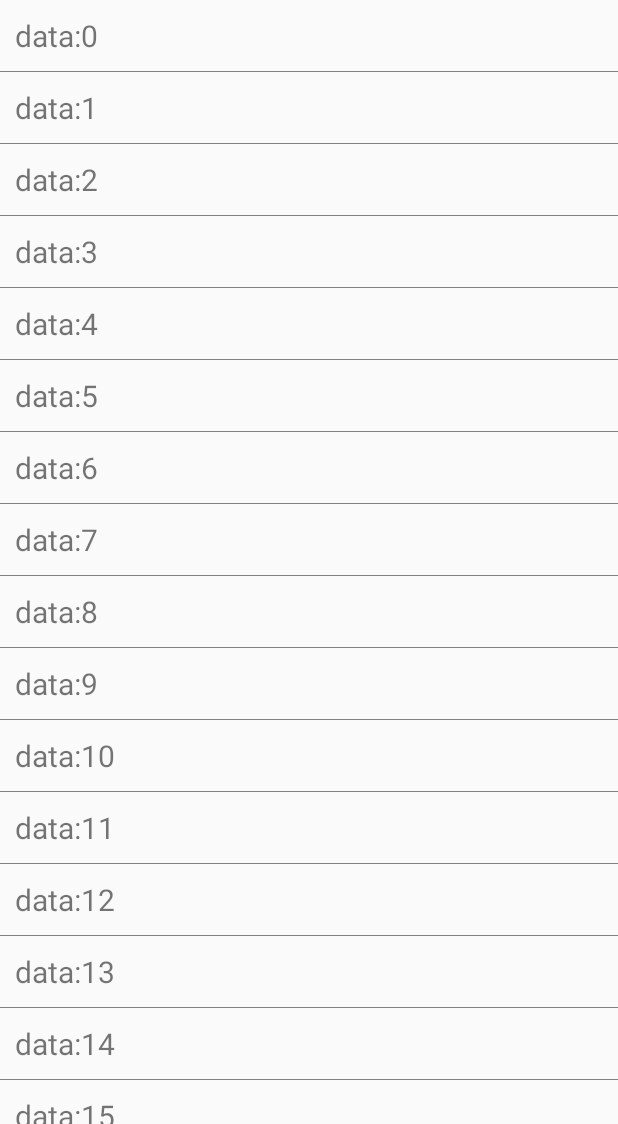
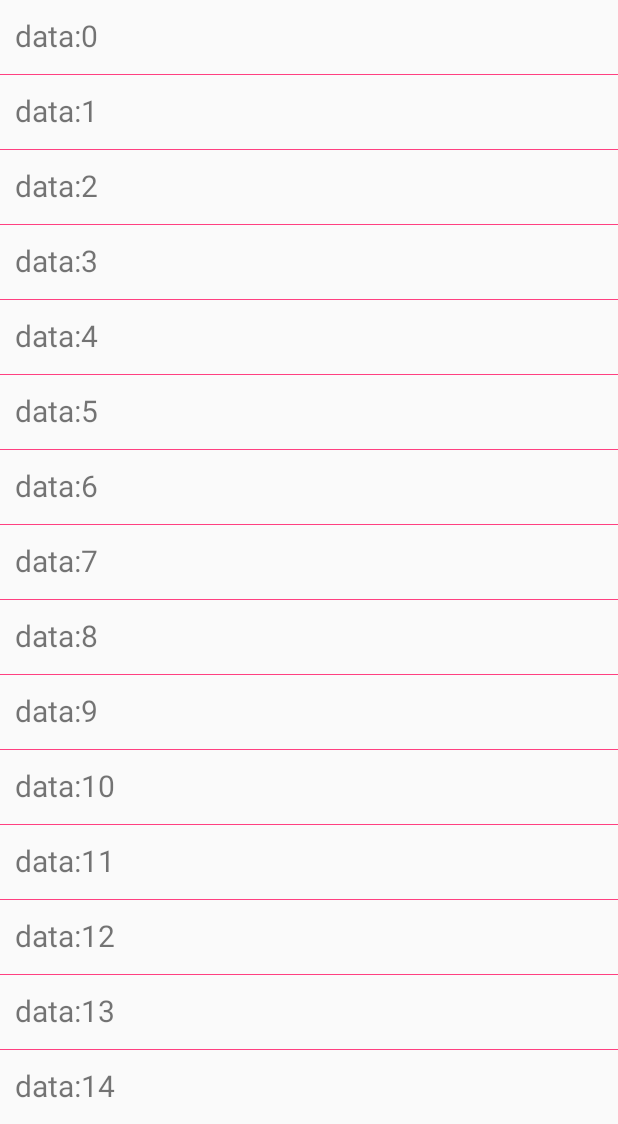
Before and after one commit to black-toast/Demo, an Android app: the screen it shows after launch (MainActivity), on a phone screen of 412 x 824 dp, the part 112-1236 px from its top. Run offline under Robolectric (Android 15) with nearby library versions, the phone set to English and light mode, and no system bars.

Commit message:
add toutiao adaptive

```diff
--- a/screen-adaptive/src/main/java/com/blacktoast/adaptive/MainActivity.kt
+++ b/screen-adaptive/src/main/java/com/blacktoast/adaptive/MainActivity.kt
@@ -11,8 +11,11 @@ import kotlinx.android.synthetic.main.activity_main.*
 class MainActivity : AppCompatActivity() {
 
     override fun onCreate(savedInstanceState: Bundle?) {
-        // 适配当前页面
+        // 适配当前页面，如果验证头条适配方案，请注释此代码
         AdaptiveUtil.resetDensity(MainActivity@this)
+
+        // 如果想验证头条适配方案，请打开此注释
+//        AdaptiveUtil.resetDensityOnToutiao(MainActivity@this)
 
         super.onCreate(savedInstanceState)
         setContentView(R.layout.activity_main)
@@ -26,7 +29,7 @@ class MainActivity : AppCompatActivity() {
     }
 
     fun DisplayMetrics.toDetailString() : String {
-        return "DisplayMetrics{density=" + density + ", density=" + densityDpi + ", width=" + widthPixels +
+        return "DisplayMetrics{density=" + density + ", densityDpi=" + densityDpi + ", width=" + widthPixels +
                 ", height=" + heightPixels + ", scaledDensity=" + scaledDensity +
                 ", xdpi=" + xdpi + ", ydpi=" + ydpi + "}"
     }
--- a/screen-adaptive/src/main/res/layout/item_data.xml
+++ b/screen-adaptive/src/main/res/layout/item_data.xml
@@ -1,13 +1,12 @@
 <?xml version="1.0" encoding="utf-8"?>
-<LinearLayout
+<RelativeLayout
     xmlns:android="http://schemas.android.com/apk/res/android"
     android:layout_width="match_parent"
-    android:layout_height="wrap_content"
-    android:orientation="vertical">
+    android:layout_height="50dp">
     <TextView
         android:id="@+id/tv_data"
         android:layout_width="match_parent"
-        android:layout_height="wrap_content"
+        android:layout_height="match_parent"
         android:textSize="20sp"
         android:padding="10dp"
         android:text="1"/>
@@ -15,5 +14,6 @@
     <View
         android:layout_width="match_parent"
         android:layout_height="0.3dp"
+        android:layout_alignParentBottom="true"
         android:background="@color/colorAccent"/>
-</LinearLayout>
+</RelativeLayout>
```
Also changed, not shown: screen-adaptive/src/main/java/com/blacktoast/adaptive/AdaptiveUtil.java (+14 -0 lines).
